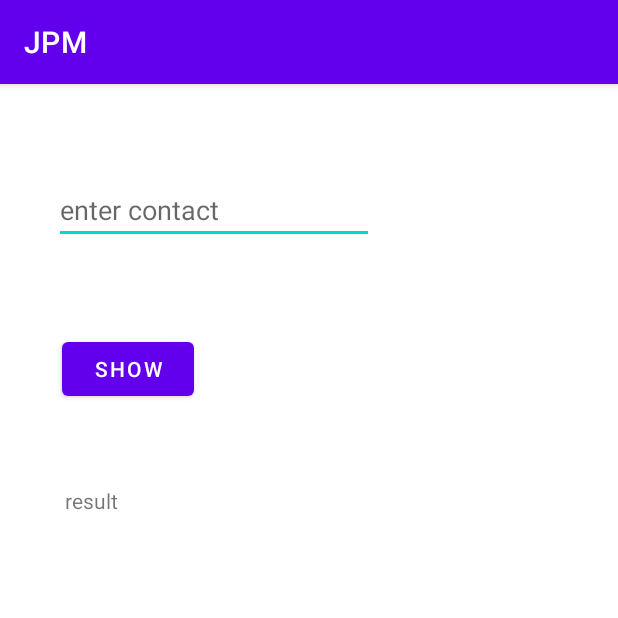
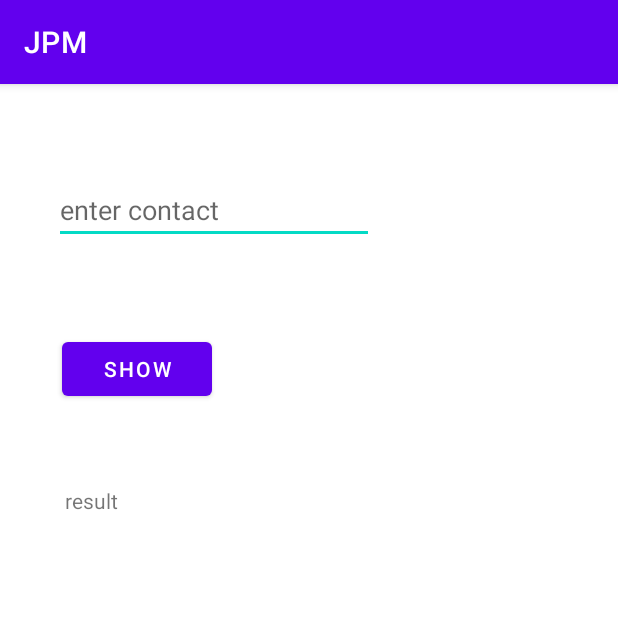
Before and after one commit to abdultanveer/Jpmorgan, an Android app: the screen it shows after launch (HomeActivity), on a phone screen of 412 x 824 dp, the top half of it. Run offline under Robolectric (Android 15) with nearby library versions, the phone set to English and light mode, and no system bars.

Commit message:
supporting different screen sizes

```diff
--- a/app/src/main/res/layout/activity_home.xml
+++ b/app/src/main/res/layout/activity_home.xml
@@ -21,7 +21,7 @@
 
     <Button
         android:id="@+id/btnContact"
-        android:layout_width="wrap_content"
+        android:layout_width="@dimen/btn_width"
         android:layout_height="wrap_content"
         android:layout_marginStart="41dp"
         android:layout_marginTop="166dp"
--- /dev/null
+++ b/app/src/main/res/values-large/dimens.xml
@@ -0,0 +1,4 @@
+<?xml version="1.0" encoding="utf-8"?>
+<resources>
+    <dimen name="btn_width">150dp</dimen>
+</resources>
--- /dev/null
+++ b/app/src/main/res/values/dimens.xml
@@ -0,0 +1,4 @@
+<?xml version="1.0" encoding="utf-8"?>
+<resources>
+    <dimen name="btn_width">100dp</dimen>
+</resources>
```
